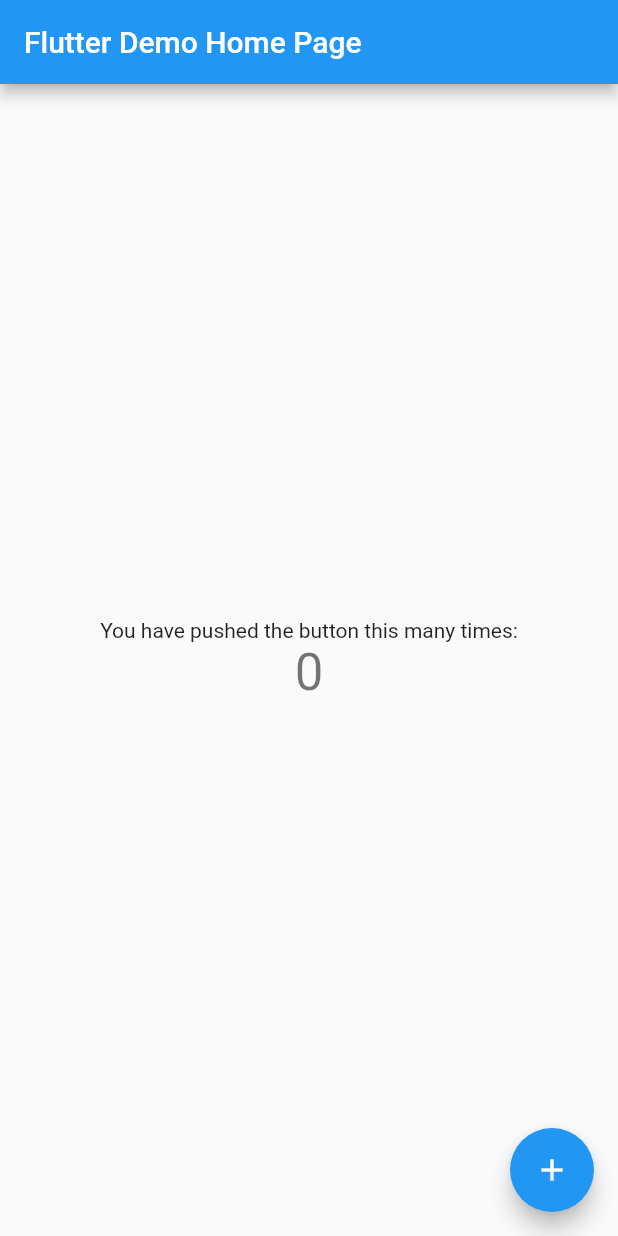
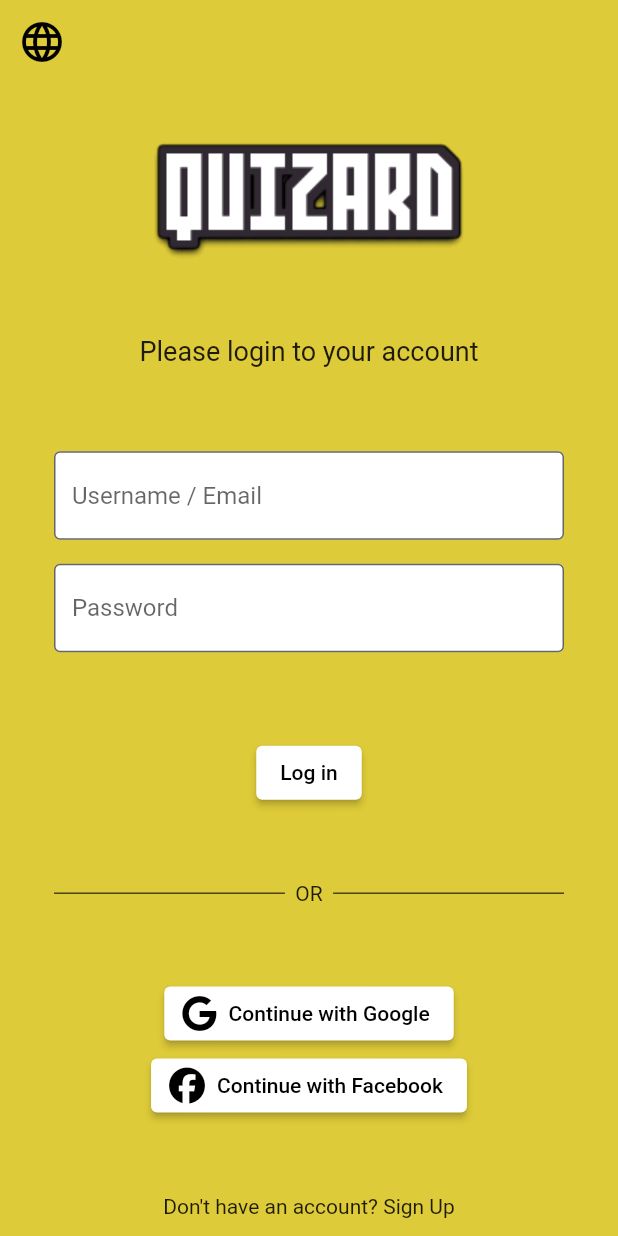
Before and after one commit to Technion236272/2022b-Quizard, a Flutter app: the screen it shows after launch, on a phone screen of 412 x 824 dp. Run offline on Flutter 3.47's test engine with Material 2 defaults, Android fonts, the phone set to English and light mode, and no system bars; our stand-ins replace firebase_auth, firebase_core, font_awesome_flutter; accounts and stored records are empty.

Commit message:
ui-first-screen

```diff
--- /dev/null
+++ b/lib/colors.dart
@@ -0,0 +1,5 @@
+import 'package:flutter/material.dart';
+
+const backgroundColor = Color.fromRGBO(222, 203, 57, 1);
+const defaultColor = Colors.black;
+const textFieldBackgroundColor = Colors.white;
--- a/lib/main.dart
+++ b/lib/main.dart
@@ -1,115 +1,142 @@
 import 'package:flutter/material.dart';
+import 'package:firebase_core/firebase_core.dart';
+import 'package:flutter/services.dart';
+import 'package:font_awesome_flutter/font_awesome_flutter.dart';
 
-void main() {
+import 'firebase_options.dart';
+import 'colors.dart';
+
+void main() async {
+  WidgetsFlutterBinding.ensureInitialized();
+  await Firebase.initializeApp(
+    options: DefaultFirebaseOptions.currentPlatform,
+  );
+
   runApp(const MyApp());
 }
 
 class MyApp extends StatelessWidget {
   const MyApp({Key? key}) : super(key: key);
 
-  // This widget is the root of your application.
   @override
   Widget build(BuildContext context) {
     return MaterialApp(
-      title: 'Flutter Demo',
-      theme: ThemeData(
-        // This is the theme of your application.
-        //
-        // Try running your application with "flutter run". You'll see the
-        // application has a blue toolbar. Then, without quitting the app, try
-        // changing the primarySwatch below to Colors.green and then invoke
-        // "hot reload" (press "r" in the console where you ran "flutter run",
-        // or simply save your changes to "hot reload" in a Flutter IDE).
-        // Notice that the counter didn't reset back to zero; the application
-        // is not restarted.
-        primarySwatch: Colors.blue,
-      ),
-      home: const MyHomePage(title: 'Flutter Demo Home Page'),
+      theme: Theme.of(context).copyWith(
+          colorScheme:
+              Theme.of(context).colorScheme.copyWith(primary: Colors.white),
+          scaffoldBackgroundColor: backgroundColor),
+      home: const MyHomePage(),
     );
   }
 }
 
 class MyHomePage extends StatefulWidget {
-  const MyHomePage({Key? key, required this.title}) : super(key: key);
-
-  // This widget is the home page of your application. It is stateful, meaning
-  // that it has a State object (defined below) that contains fields that affect
-  // how it looks.
-
-  // This class is the configuration for the state. It holds the values (in this
-  // case the title) provided by the parent (in this case the App widget) and
-  // used by the build method of the State. Fields in a Widget subclass are
-  // always marked "final".
-
-  final String title;
+  const MyHomePage({Key? key}) : super(key: key);
 
   @override
   State<MyHomePage> createState() => _MyHomePageState();
 }
 
 class _MyHomePageState extends State<MyHomePage> {
-  int _counter = 0;
+  @override
+  void initState() {
+    super.initState();
 
-  void _incrementCounter() {
-    setState(() {
-      // This call to setState tells the Flutter framework that something has
-      // changed in this State, which causes it to rerun the build method below
-      // so that the display can reflect the updated values. If we changed
-      // _counter without calling setState(), then the build method would not be
-      // called again, and so nothing would appear to happen.
-      _counter++;
-    });
+    // Hide StatusBar, Show navigation buttons
+    SystemChrome.setEnabledSystemUIMode(SystemUiMode.manual,
+        overlays: [SystemUiOverlay.bottom]);
   }
 
   @override
   Widget build(BuildContext context) {
-    // This method is rerun every time setState is called, for instance as done
-    // by the _incrementCounter method above.
-    //
-    // The Flutter framework has been optimized to make rerunning build methods
-    // fast, so that you can just rebuild anything that needs updating rather
-    // than having to individually change instances of widgets.
     return Scaffold(
-      appBar: AppBar(
-        // Here we take the value from the MyHomePage object that was created by
-        // the App.build method, and use it to set our appbar title.
-        title: Text(widget.title),
-      ),
-      body: Center(
-        // Center is a layout widget. It takes a single child and positions it
-        // in the middle of the parent.
-        child: Column(
-          // Column is also a layout widget. It takes a list of children and
-          // arranges them vertically. By default, it sizes itself to fit its
-          // children horizontally, and tries to be as tall as its parent.
-          //
-          // Invoke "debug painting" (press "p" in the console, choose the
-          // "Toggle Debug Paint" action from the Flutter Inspector in Android
-          // Studio, or the "Toggle Debug Paint" command in Visual Studio Code)
-          // to see the wireframe for each widget.
-          //
-          // Column has various properties to control how it sizes itself and
-          // how it positions its children. Here we use mainAxisAlignment to
-          // center the children vertically; the main axis here is the vertical
-          // axis because Columns are vertical (the cross axis would be
-          // horizontal).
-          mainAxisAlignment: MainAxisAlignment.center,
+        body: Padding(
+      padding: const EdgeInsets.all(12),
+      child:
+          Column(mainAxisAlignment: MainAxisAlignment.spaceBetween, children: <
+              Widget>[
+        Row(
+          mainAxisAlignment: MainAxisAlignment.spaceBetween,
+          children: const <Widget>[
+            InkWell(
+              child: Icon(
+                Icons.language,
+                color: defaultColor,
+                size: 32.0,
+              ),
+              onTap: null, // TODO: Go to Change Language screen
+            )
+          ],
+        ),
+        const Image(image: AssetImage('images/titles/quizard.png')),
+        const Text(
+          'Please login to your account',
+          style: TextStyle(fontSize: 18),
+        ),
+        Column(children: <Widget>[
+          Padding(
+              padding: const EdgeInsets.symmetric(horizontal: 24, vertical: 8),
+              child: TextFormField(
+                  cursorColor: defaultColor,
+                  decoration: const InputDecoration(
+                    filled: true,
+                    fillColor: textFieldBackgroundColor,
+                    border: OutlineInputBorder(),
+                    hintText: 'Username / Email',
+                  ))),
+          Padding(
+              padding: const EdgeInsets.symmetric(horizontal: 24, vertical: 8),
+              child: TextFormField(
+                  cursorColor: defaultColor,
+                  obscureText: true,
+                  enableSuggestions: false,
+                  autocorrect: false,
+                  decoration: const InputDecoration(
+                    filled: true,
+                    fillColor: textFieldBackgroundColor,
+                    border: OutlineInputBorder(),
+                    hintText: 'Password',
+                  ))),
+        ]),
+        ElevatedButton(
+          child: const Text('Log in', style: TextStyle(color: defaultColor)),
+          onPressed: () {}, //TODO: Login with Email
+        ),
+        Padding(
+            padding: const EdgeInsets.symmetric(horizontal: 24),
+            child: Row(children: const <Widget>[
+              // OR Divider
+              Expanded(child: Divider(color: defaultColor)),
+              Text("  OR  "),
+              Expanded(child: Divider(color: defaultColor)),
+            ])),
+        Column(
           children: <Widget>[
-            const Text(
-              'You have pushed the button this many times:',
+            ElevatedButton.icon(
+              onPressed: () {}, //TODO: Continue with Google
+              label: const Text('Continue with Google',
+                  style: TextStyle(color: defaultColor)),
+              icon: const FaIcon(FontAwesomeIcons.google, color: defaultColor),
             ),
-            Text(
-              '$_counter',
-              style: Theme.of(context).textTheme.headline4,
+            ElevatedButton.icon(
+              onPressed: () {}, //TODO: Continue with Facebook
+              label: const Text('Continue with Facebook',
+                  style: TextStyle(color: defaultColor)),
+              icon:
+                  const FaIcon(FontAwesomeIcons.facebook, color: defaultColor),
             ),
           ],
         ),
-      ),
-      floatingActionButton: FloatingActionButton(
-        onPressed: _incrementCounter,
-        tooltip: 'Increment',
-        child: const Icon(Icons.add),
-      ), // This trailing comma makes auto-formatting nicer for build methods.
-    );
+        Row(
+            mainAxisAlignment: MainAxisAlignment.center,
+            children: const <Widget>[
+              Text("Don't have an account? "),
+              InkWell(
+                child: Text('Sign Up'),
+                onTap: null, //TODO: Go to Sign Up screen
+              )
+            ])
+      ]),
+    ));
   }
 }
```
Also changed, not shown: lib/auth_model.dart (added, +68 -0 lines), pubspec.yaml (+7 -3 lines), images/titles/quizard.png (added), lib/firebase_options.dart (added), pubspec.lock, 1 other file.
